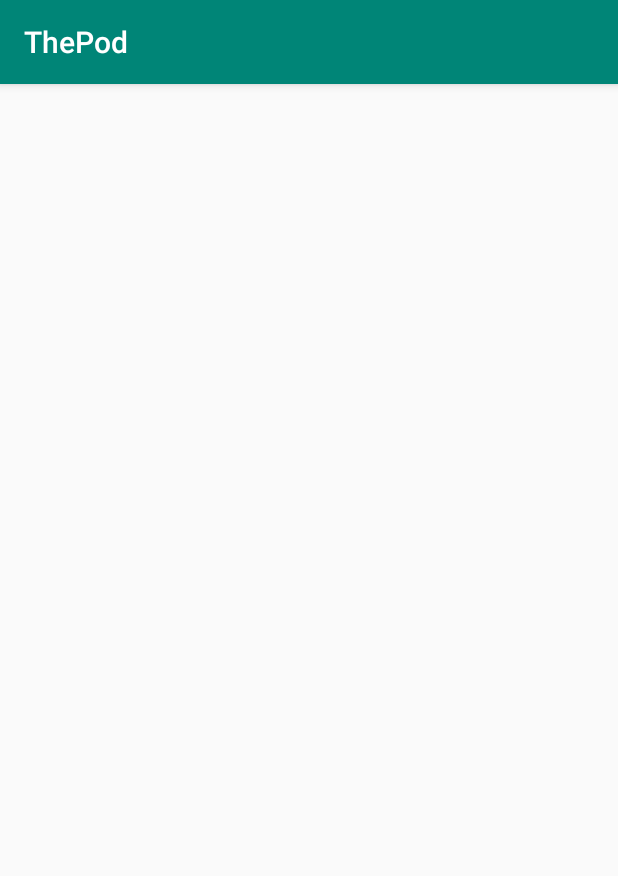
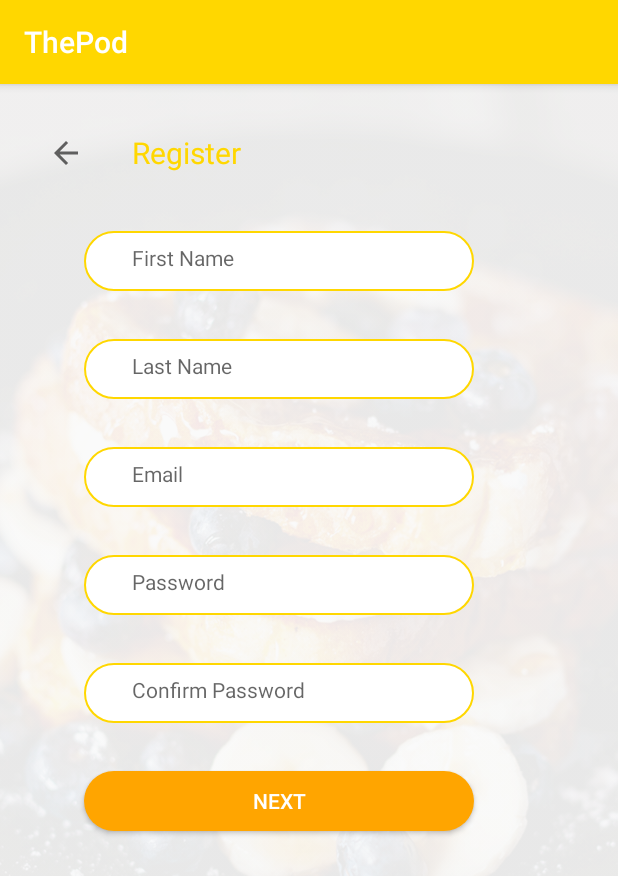
Before and after one commit to arya-queen-of-the-north/the-pod, an Android app: the RegistrationActivity screen opened directly, with no data from a screen before it, on a phone screen of 412 x 824 dp. Shown: the top 876 px of the screen. Run offline under Robolectric (Android 15) with nearby library versions, the phone set to English and light mode, and no system bars.

Commit message:
"added registration UI"

```diff
--- a/app/src/main/res/drawable/rounded_button.xml
+++ b/app/src/main/res/drawable/rounded_button.xml
@@ -1,9 +1,16 @@
 <?xml version="1.0" encoding="utf-8"?>
-<shape xmlns:android="http://schemas.android.com/apk/res/android"
-    android:shape="rectangle">
+<shape xmlns:android="http://schemas.android.com/apk/res/android">
+    <solid android:color="#FFFFFF" />
+    <stroke
+        android:width="1dip"
+        android:color="#FFD700"
+        />
 
-    <solid android:color="#FFD700" />
+    <corners
+        android:bottomLeftRadius="24dp"
+        android:bottomRightRadius="24dp"
+        android:topLeftRadius="24dp"
+        android:topRightRadius="24dp">
 
-    <corners android:radius="22dp" />
-
+    </corners>
 </shape>
--- /dev/null
+++ b/app/src/main/res/drawable/rounded_button_login.xml
@@ -0,0 +1,9 @@
+<?xml version="1.0" encoding="utf-8"?>
+<shape xmlns:android="http://schemas.android.com/apk/res/android"
+    android:shape="rectangle">
+
+    <solid android:color="#FFA500" />
+
+    <corners android:radius="22dp" />
+
+</shape>
--- a/app/src/main/res/layout/activity_login_page.xml
+++ b/app/src/main/res/layout/activity_login_page.xml
@@ -4,9 +4,10 @@
     xmlns:tools="http://schemas.android.com/tools"
     android:layout_width="match_parent"
     android:layout_height="match_parent"
+    android:background="@drawable/background_image"
+    android:paddingLeft="10dp"
     tools:context=".LoginPageActivity">
 
-    <!--    android:background="@drawable/background_image"-->
 
     <ImageView
         android:id="@+id/imageView"
@@ -15,38 +16,44 @@
         app:layout_constraintEnd_toEndOf="parent"
         app:layout_constraintStart_toStartOf="parent"
         app:layout_constraintTop_toTopOf="parent"
+
         app:srcCompat="@drawable/the_pod_logo" />
 
     <EditText
         android:id="@+id/editText4"
-        android:layout_width="wrap_content"
-        android:layout_height="wrap_content"
-
+        android:layout_width="270dp"
+        android:layout_height="45dp"
+        android:layout_marginTop="32dp"
+        android:background="@drawable/rounded_button"
         android:ems="10"
         android:hint="Username or Email"
         android:inputType="textPersonName"
+        android:paddingLeft="24dp"
         app:layout_constraintEnd_toEndOf="parent"
         app:layout_constraintStart_toStartOf="parent"
         app:layout_constraintTop_toBottomOf="@+id/imageView" />
 
     <EditText
         android:id="@+id/editText"
-        android:layout_width="wrap_content"
+        android:layout_width="270dp"
         android:layout_height="45dp"
-        android:layout_marginTop="16dp"
+        android:layout_marginTop="32dp"
+        android:background="@drawable/rounded_button"
         android:ems="10"
         android:hint="Password"
         android:inputType="textPersonName"
+        android:paddingLeft="24dp"
         app:layout_constraintEnd_toEndOf="parent"
         app:layout_constraintStart_toStartOf="parent"
         app:layout_constraintTop_toBottomOf="@+id/editText4" />
 
     <Button
         android:id="@+id/button"
-        android:layout_width="213dp"
+        android:layout_width="270dp"
         android:layout_height="wrap_content"
-        android:layout_marginTop="24dp"
-        android:background="@drawable/rounded_button"
+        android:layout_marginTop="32dp"
+        android:background="@drawable/rounded_button_login"
+        android:backgroundTint="#FFA500"
         android:text="Login"
         android:textColor="#FFFFFF"
         app:layout_constraintEnd_toEndOf="parent"
--- a/app/src/main/res/layout/activity_registration.xml
+++ b/app/src/main/res/layout/activity_registration.xml
@@ -4,6 +4,110 @@
     xmlns:tools="http://schemas.android.com/tools"
     android:layout_width="match_parent"
     android:layout_height="match_parent"
+    android:background="@drawable/background_image"
     tools:context=".RegistrationActivity">
 
+
+    <ImageView
+        android:id="@+id/imageView3"
+        android:layout_width="wrap_content"
+        android:layout_height="wrap_content"
+        android:layout_marginStart="32dp"
+        android:layout_marginLeft="32dp"
+        android:layout_marginTop="34dp"
+        app:layout_constraintStart_toStartOf="parent"
+        app:layout_constraintTop_toTopOf="parent"
+        app:srcCompat="?attr/actionModeCloseDrawable" />
+
+    <TextView
+        android:id="@+id/textView4"
+        android:layout_width="wrap_content"
+        android:layout_height="wrap_content"
+        android:layout_marginStart="32dp"
+        android:layout_marginLeft="32dp"
+        android:layout_marginTop="32dp"
+        android:text="Register"
+        android:textColor="#FFD700"
+        android:textSize="20dp"
+        app:layout_constraintStart_toEndOf="@+id/imageView3"
+        app:layout_constraintTop_toTopOf="parent" />
+
+    <TextView
+        android:id="@+id/textView6"
+        android:layout_width="260dp"
+        android:layout_height="40dp"
+        android:background="@drawable/rounded_button"
+        android:layout_marginTop="98dp"
+        android:hint="First Name"
+        android:paddingLeft="32dp"
+        android:paddingTop="8dp"
+        app:layout_constraintStart_toEndOf="@+id/imageView3"
+        app:layout_constraintTop_toTopOf="parent" />
+
+    <TextView
+        android:id="@+id/textView7"
+        android:layout_width="260dp"
+        android:layout_height="40dp"
+        android:layout_marginTop="32dp"
+        android:background="@drawable/rounded_button"
+        android:hint="Last Name"
+        android:paddingLeft="32dp"
+        android:paddingTop="8dp"
+
+        app:layout_constraintEnd_toEndOf="@+id/textView6"
+        app:layout_constraintStart_toStartOf="@+id/textView6"
+        app:layout_constraintTop_toBottomOf="@+id/textView6" />
+
+    <TextView
+        android:id="@+id/textView8"
+        android:layout_width="260dp"
+        android:layout_height="40dp"
+        android:paddingLeft="32dp"
+        android:paddingTop="8dp"
+        android:background="@drawable/rounded_button"
+        android:layout_marginTop="32dp"
+        android:hint="Email"
+        app:layout_constraintEnd_toEndOf="@+id/textView7"
+        app:layout_constraintStart_toStartOf="@+id/textView7"
+        app:layout_constraintTop_toBottomOf="@+id/textView7" />
+
+    <TextView
+        android:id="@+id/textView9"
+        android:layout_width="260dp"
+        android:layout_height="40dp"
+        android:background="@drawable/rounded_button"
+        android:layout_marginTop="32dp"
+        android:hint="Password"
+        android:paddingLeft="32dp"
+        android:paddingTop="8dp"
+        app:layout_constraintEnd_toEndOf="@+id/textView8"
+        app:layout_constraintStart_toStartOf="@+id/textView8"
+        app:layout_constraintTop_toBottomOf="@+id/textView8" />
+
+    <TextView
+        android:id="@+id/textView10"
+        android:layout_width="260dp"
+        android:layout_height="40dp"
+        android:background="@drawable/rounded_button"
+        android:layout_marginTop="32dp"
+        android:paddingLeft="32dp"
+        android:paddingTop="8dp"
+        android:hint="Confirm Password"
+        app:layout_constraintEnd_toEndOf="@+id/textView9"
+        app:layout_constraintStart_toStartOf="@+id/textView9"
+        app:layout_constraintTop_toBottomOf="@+id/textView9" />
+
+    <Button
+        android:id="@+id/button2"
+        android:layout_width="260dp"
+        android:layout_height="40dp"
+        android:layout_marginTop="32dp"
+        android:text="Next"
+        android:textColor="#FFFFFF"
+        android:background="@drawable/rounded_button_login"
+        android:backgroundTint="#FFA500"
+        app:layout_constraintEnd_toEndOf="@+id/textView10"
+        app:layout_constraintStart_toStartOf="@+id/textView10"
+        app:layout_constraintTop_toBottomOf="@+id/textView10" />
+
 </androidx.constraintlayout.widget.ConstraintLayout>
--- a/app/src/main/res/values/colors.xml
+++ b/app/src/main/res/values/colors.xml
@@ -1,6 +1,6 @@
 <?xml version="1.0" encoding="utf-8"?>
 <resources>
-    <color name="colorPrimary">#008577</color>
-    <color name="colorPrimaryDark">#00574B</color>
+    <color name="colorPrimary">#FFD700</color>
+    <color name="colorPrimaryDark">#FFD700</color>
     <color name="colorAccent">#D81B60</color>
 </resources>
--- a/app/src/main/res/values/styles.xml
+++ b/app/src/main/res/values/styles.xml
@@ -8,4 +8,9 @@
         <item name="colorAccent">@color/colorAccent</item>
     </style>
 
+    <style name="ToolbarTheme" parent="@style/ThemeOverlay.AppCompat.ActionBar">
+        <!-- Customize color of navigation drawer icon and back arrow -->
+        <item name="colorControlNormal">@color/colorPrimaryDark</item>
+    </style>
+
 </resources>
```
